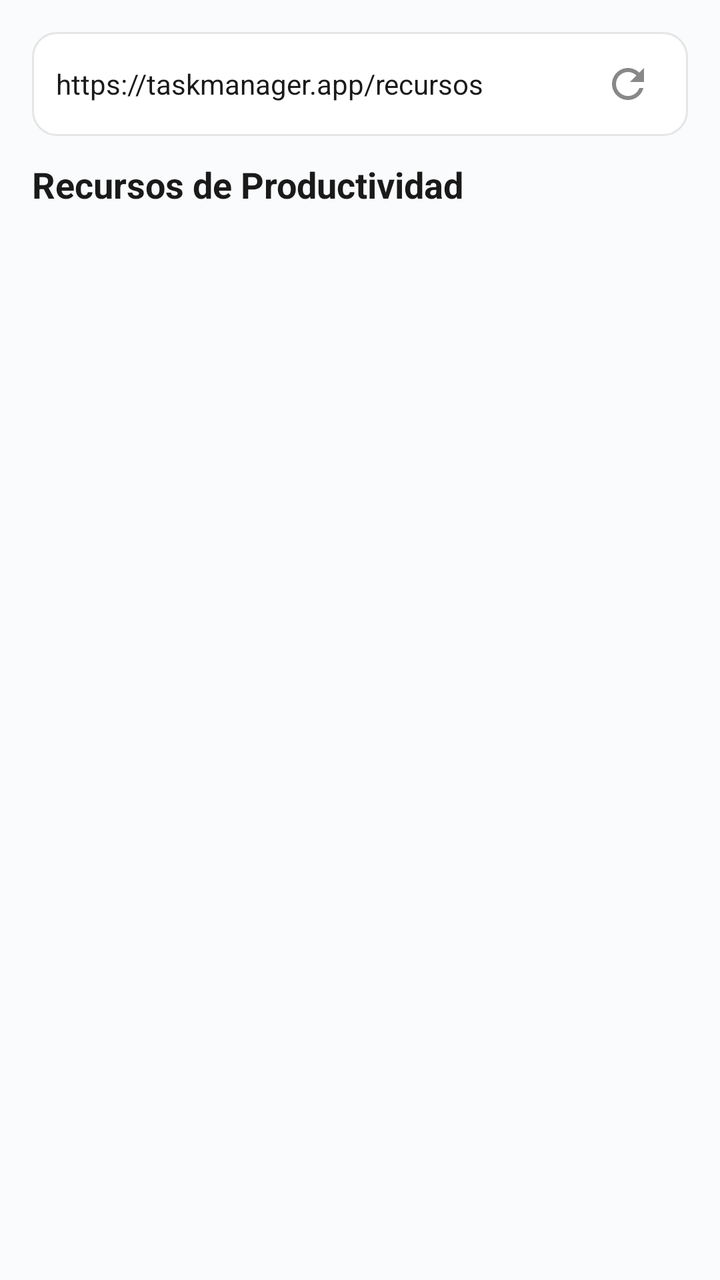
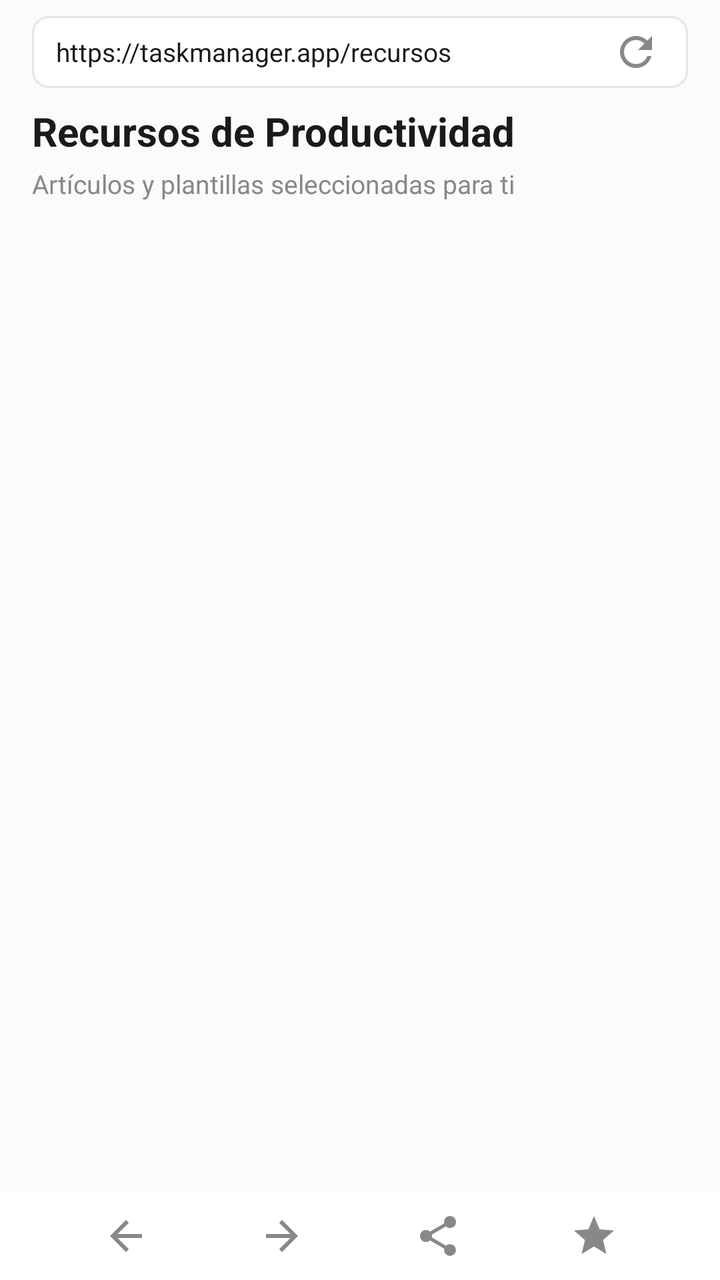

The first picture is an Android layout as it rendered before a commit; the second is the same layout after the commit. The layout source and the unified diff follow.
<!-- AndroidManifest.xml: application theme Theme.TaskManager -->
<!-- res/layout/fragment_browser.xml -->
<?xml version="1.0" encoding="utf-8"?>
<LinearLayout xmlns:android="http://schemas.android.com/apk/res/android"
    xmlns:app="http://schemas.android.com/apk/res-auto"
    android:layout_width="match_parent"
    android:layout_height="match_parent"
    android:background="@color/background"
    android:orientation="vertical"
    android:padding="16dp">

    <LinearLayout
        android:layout_width="match_parent"
        android:layout_height="wrap_content"
        android:background="@drawable/bg_card"
        android:gravity="center_vertical"
        android:orientation="horizontal"
        android:paddingHorizontal="12dp"
        android:paddingVertical="8dp">

        <EditText
            android:id="@+id/url_bar"
            android:layout_width="0dp"
            android:layout_height="wrap_content"
            android:layout_weight="1"
            android:background="@android:color/transparent"
            android:hint="@string/browser_url"
            android:imeOptions="actionGo"
            android:inputType="textUri"
            android:text="@string/browser_url"
            android:textColor="@color/text_primary"
            android:textSize="14sp" />

        <ImageButton
            android:id="@+id/button_refresh"
            android:layout_width="36dp"
            android:layout_height="36dp"
            android:background="?attr/selectableItemBackgroundBorderless"
            android:contentDescription="@string/browser"
            android:src="@drawable/ic_refresh"
            app:tint="@color/text_secondary" />
    </LinearLayout>

    <FrameLayout
        android:layout_width="match_parent"
        android:layout_height="0dp"
        android:layout_marginTop="12dp"
        android:layout_weight="1">

        <LinearLayout
            android:id="@+id/resources_pane"
            android:layout_width="match_parent"
            android:layout_height="match_parent"
            android:orientation="vertical">

            <TextView
                android:layout_width="wrap_content"
                android:layout_height="wrap_content"
                android:layout_marginBottom="8dp"
                android:text="@string/resources_title"
                android:textColor="@color/text_primary"
                android:textSize="18sp"
                android:textStyle="bold" />

            <androidx.recyclerview.widget.RecyclerView
                android:id="@+id/resource_list"
                android:layout_width="match_parent"
                android:layout_height="match_parent" />
        </LinearLayout>

        <WebView
            android:id="@+id/web_view"
            android:layout_width="match_parent"
            android:layout_height="match_parent"
            android:visibility="gone" />
    </FrameLayout>
</LinearLayout>
<!-- resources referenced by this layout -->
<resources>
  <color name="background">#FAFBFC</color>
  <color name="text_primary">#1A1A1A</color>
  <color name="text_secondary">#888888</color>
  <!-- drawable bg_card (drawable) -->
  <?xml version="1.0" encoding="utf-8"?>
  <shape xmlns:android="http://schemas.android.com/apk/res/android">
      <solid android:color="@color/surface" />
      <corners android:radius="12dp" />
      <stroke
          android:width="1dp"
          android:color="@color/divider" />
  </shape>
  <string name="browser">Navegador</string>
  <string name="browser_url">https://taskmanager.app/recursos</string>
  <string name="resources_title">Recursos de Productividad</string>
  <style name="Theme.TaskManager" parent="Theme.Material3.Light.NoActionBar">
          <item name="colorPrimary">@color/primary</item>
          <item name="colorPrimaryDark">@color/primary_dark</item>
          <item name="colorSecondary">@color/primary</item>
          <item name="android:statusBarColor">@color/primary</item>
          <item name="android:navigationBarColor">@color/surface</item>
          <item name="android:windowBackground">@color/background</item>
          <item name="android:windowLightStatusBar">false</item>
      </style>
  <color name="surface">#FFFFFF</color>
  <color name="divider">#E5E5E5</color>
  <color name="primary">#007AFF</color>
  <color name="primary_dark">#0063D1</color>
  <!-- unchanged entries left out for length: 1 -->
</resources>

<!-- the commit's change to res/layout/fragment_browser.xml (unified diff, before → after) -->
@@ -4,61 +4,77 @@
     android:layout_width="match_parent"
     android:layout_height="match_parent"
     android:background="@color/background"
-    android:orientation="vertical"
-    android:padding="16dp">
+    android:orientation="vertical">
 
     <LinearLayout
         android:layout_width="match_parent"
-        android:layout_height="wrap_content"
-        android:background="@drawable/bg_card"
+        android:layout_height="52dp"
         android:gravity="center_vertical"
         android:orientation="horizontal"
-        android:paddingHorizontal="12dp"
-        android:paddingVertical="8dp">
+        android:paddingHorizontal="16dp">
 
-        <EditText
-            android:id="@+id/url_bar"
+        <LinearLayout
             android:layout_width="0dp"
-            android:layout_height="wrap_content"
+            android:layout_height="36dp"
             android:layout_weight="1"
-            android:background="@android:color/transparent"
-            android:hint="@string/browser_url"
-            android:imeOptions="actionGo"
-            android:inputType="textUri"
-            android:text="@string/browser_url"
-            android:textColor="@color/text_primary"
-            android:textSize="14sp" />
+            android:background="@drawable/bg_input"
+            android:gravity="center_vertical"
+            android:orientation="horizontal"
+            android:paddingHorizontal="12dp">
 
-        <ImageButton
-            android:id="@+id/button_refresh"
-            android:layout_width="36dp"
-            android:layout_height="36dp"
-            android:background="?attr/selectableItemBackgroundBorderless"
-            android:contentDescription="@string/browser"
-            android:src="@drawable/ic_refresh"
-            app:tint="@color/text_secondary" />
+            <EditText
+                android:id="@+id/url_bar"
+                android:layout_width="0dp"
+                android:layout_height="wrap_content"
+                android:layout_weight="1"
+                android:background="@android:color/transparent"
+                android:hint="@string/browser_url"
+                android:imeOptions="actionGo"
+                android:importantForAutofill="no"
+                android:inputType="textUri"
+                android:text="@string/browser_url"
+                android:textColor="@color/text_primary"
+                android:textSize="13sp" />
+
+            <ImageButton
+                android:id="@+id/button_refresh"
+                android:layout_width="28dp"
+                android:layout_height="28dp"
+                android:background="?attr/selectableItemBackgroundBorderless"
+                android:contentDescription="@string/browser"
+                android:src="@drawable/ic_refresh"
+                app:tint="@color/text_secondary" />
+        </LinearLayout>
     </LinearLayout>
 
     <FrameLayout
         android:layout_width="match_parent"
         android:layout_height="0dp"
-        android:layout_marginTop="12dp"
         android:layout_weight="1">
 
         <LinearLayout
             android:id="@+id/resources_pane"
             android:layout_width="match_parent"
             android:layout_height="match_parent"
-            android:orientation="vertical">
+            android:orientation="vertical"
+            android:paddingHorizontal="16dp">
 
             <TextView
-                android:layout_width="wrap_content"
+                android:layout_width="match_parent"
                 android:layout_height="wrap_content"
-                android:layout_marginBottom="8dp"
                 android:text="@string/resources_title"
                 android:textColor="@color/text_primary"
-                android:textSize="18sp"
+                android:textSize="20sp"
                 android:textStyle="bold" />
+
+            <TextView
+                android:layout_width="match_parent"
+                android:layout_height="wrap_content"
+                android:layout_marginTop="4dp"
+                android:layout_marginBottom="12dp"
+                android:text="@string/resources_subtitle"
+                android:textColor="@color/text_secondary"
+                android:textSize="13sp" />
 
             <androidx.recyclerview.widget.RecyclerView
                 android:id="@+id/resource_list"
@@ -72,4 +88,54 @@
             android:layout_height="match_parent"
             android:visibility="gone" />
     </FrameLayout>
+
+    <LinearLayout
+        android:id="@+id/browser_toolbar"
+        android:layout_width="match_parent"
+        android:layout_height="44dp"
+        android:background="@color/surface"
+        android:gravity="center_vertical"
+        android:orientation="horizontal"
+        android:paddingHorizontal="24dp">
+
+        <ImageButton
+            android:id="@+id/button_back"
+            android:layout_width="0dp"
+            android:layout_height="match_parent"
+            android:layout_weight="1"
+            android:background="?attr/selectableItemBackgroundBorderless"
+            android:contentDescription="@string/browser_back"
+            android:src="@drawable/ic_arrow_left"
+            app:tint="@color/text_secondary" />
+
+        <ImageButton
+            android:id="@+id/button_forward"
+            android:layout_width="0dp"
+            android:layout_height="match_parent"
+            android:layout_weight="1"
+            android:background="?attr/selectableItemBackgroundBorderless"
+            android:contentDescription="@string/browser_forward"
+            android:src="@drawable/ic_arrow_right"
+            app:tint="@color/text_secondary" />
+
+        <ImageButton
+            android:id="@+id/button_share_page"
+            android:layout_width="0dp"
+            android:layout_height="match_parent"
+            android:layout_weight="1"
+            android:background="?attr/selectableItemBackgroundBorderless"
+            android:contentDescription="@string/share"
+            android:src="@drawable/ic_share"
+            app:tint="@color/text_secondary" />
+
+        <ImageButton
+            android:id="@+id/button_bookmark"
+            android:layout_width="0dp"
+            android:layout_height="match_parent"
+            android:layout_weight="1"
+            android:background="?attr/selectableItemBackgroundBorderless"
+            android:contentDescription="@string/browser_bookmark"
+            android:src="@drawable/ic_star"
+            app:tint="@color/text_secondary" />
+    </LinearLayout>
 </LinearLayout>
<!-- resource entries referenced after the edit -->
@@ -3,18 +3,65 @@
   <color name="background">#FAFBFC</color>
   <color name="text_primary">#1A1A1A</color>
   <color name="text_secondary">#888888</color>
-  <!-- drawable bg_card (drawable) -->
+  <!-- drawable bg_input (drawable) -->
   <?xml version="1.0" encoding="utf-8"?>
   <shape xmlns:android="http://schemas.android.com/apk/res/android">
       <solid android:color="@color/surface" />
-      <corners android:radius="12dp" />
+      <corners android:radius="8dp" />
       <stroke
           android:width="1dp"
           android:color="@color/divider" />
   </shape>
+  <!-- drawable ic_arrow_left (drawable) -->
+  <?xml version="1.0" encoding="utf-8"?>
+  <vector xmlns:android="http://schemas.android.com/apk/res/android"
+      android:width="24dp"
+      android:height="24dp"
+      android:viewportWidth="24"
+      android:viewportHeight="24">
+      <path
+          android:fillColor="#888888"
+          android:pathData="M20,11H7.83l5.59,-5.59L12,4l-8,8 8,8 1.41,-1.41L7.83,13H20v-2z" />
+  </vector>
+  <!-- drawable ic_arrow_right (drawable) -->
+  <?xml version="1.0" encoding="utf-8"?>
+  <vector xmlns:android="http://schemas.android.com/apk/res/android"
+      android:width="24dp"
+      android:height="24dp"
+      android:viewportWidth="24"
+      android:viewportHeight="24">
+      <path
+          android:fillColor="#888888"
+          android:pathData="M12,4l-1.41,1.41L16.17,11H4v2h12.17l-5.58,5.59L12,20l8,-8z" />
+  </vector>
+  <!-- drawable ic_share (drawable) -->
+  <?xml version="1.0" encoding="utf-8"?>
+  <vector xmlns:android="http://schemas.android.com/apk/res/android"
+      android:width="24dp"
+      android:height="24dp"
+      android:viewportWidth="24"
+      android:viewportHeight="24">
+      <path android:fillColor="#5F6368" android:pathData="M18,16.08c-0.76,0 -1.44,0.3 -1.96,0.77L8.91,12.7C8.96,12.47 9,12.24 9,12s-0.04,-0.47 -0.09,-0.7l7.05,-4.11c0.54,0.5 1.25,0.81 2.04,0.81 1.66,0 3,-1.34 3,-3s-1.34,-3 -3,-3 -3,1.34 -3,3c0,0.24 0.04,0.47 0.09,0.7L8.04,9.81C7.5,9.31 6.79,9 6,9c-1.66,0 -3,1.34 -3,3s1.34,3 3,3c0.79,0 1.5,-0.31 2.04,-0.81l7.12,4.16c-0.05,0.21 -0.08,0.43 -0.08,0.65 0,1.61 1.31,2.92 2.92,2.92s2.92,-1.31 2.92,-2.92c0,-1.61 -1.31,-2.92 -2.92,-2.92z" />
+  </vector>
+  <!-- drawable ic_star (drawable) -->
+  <?xml version="1.0" encoding="utf-8"?>
+  <vector xmlns:android="http://schemas.android.com/apk/res/android"
+      android:width="24dp"
+      android:height="24dp"
+      android:viewportWidth="24"
+      android:viewportHeight="24">
+      <path
+          android:fillColor="#888888"
+          android:pathData="M12,17.27L18.18,21l-1.64,-7.03L22,9.24l-7.19,-0.61L12,2 9.19,8.63 2,9.24l5.46,4.73L5.82,21z" />
+  </vector>
   <string name="browser">Navegador</string>
+  <string name="browser_back">Atrás</string>
+  <string name="browser_bookmark">Favorito</string>
+  <string name="browser_forward">Adelante</string>
   <string name="browser_url">https://taskmanager.app/recursos</string>
+  <string name="resources_subtitle">Artículos y plantillas seleccionadas para ti</string>
   <string name="resources_title">Recursos de Productividad</string>
+  <string name="share">Compartir</string>
   <style name="Theme.TaskManager" parent="Theme.Material3.Light.NoActionBar">
           <item name="colorPrimary">@color/primary</item>
           <item name="colorPrimaryDark">@color/primary_dark</item>
